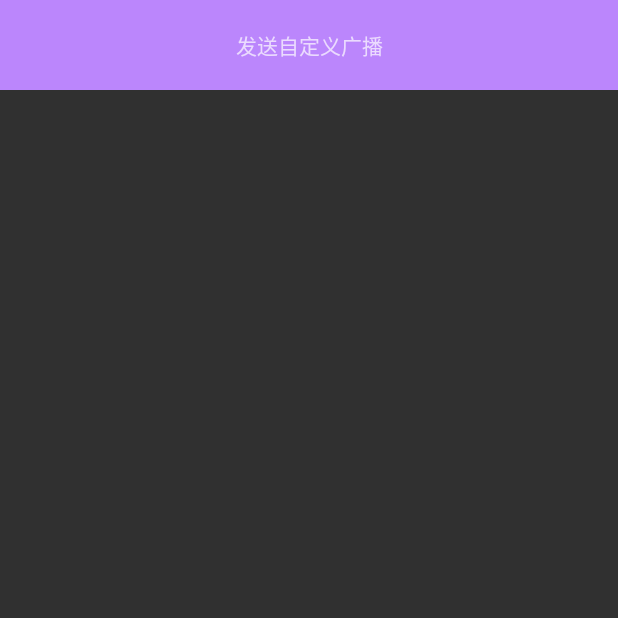
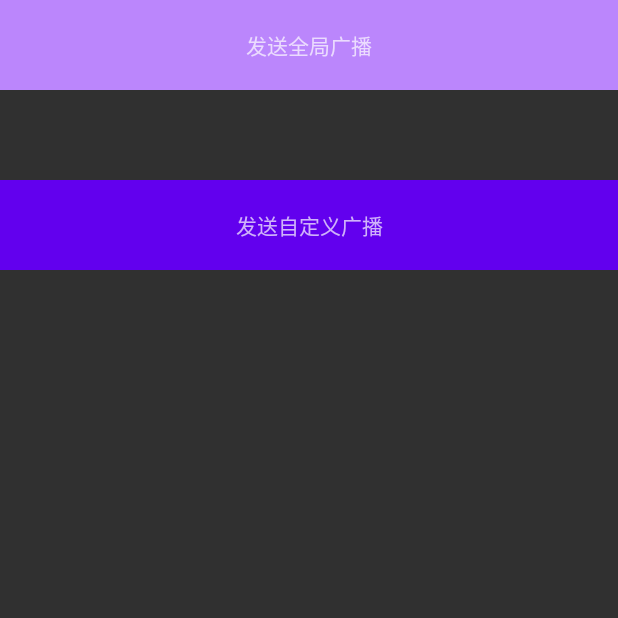
Before and after one commit to littleZhangqq/AndroidStudyPlan, an Android app: the BReceiveTest screen opened directly, with no data from a screen before it, after a tap on "发送自定义广播", on a phone screen of 412 x 824 dp, the top half of it. Run offline under Robolectric (Android 15) with nearby library versions, the phone set to English and light mode, and no system bars.

Commit message:
全局广播+自定义广播

```diff
--- a/app/src/main/AndroidManifest.xml
+++ b/app/src/main/AndroidManifest.xml
@@ -9,7 +9,8 @@
     <uses-permission android:name="android.permission.WRITE_EXTERNAL_STORAGE" />
     <!--申请获取开机提示权限    -->
     <uses-permission android:name="android.permission.RECEIVE_BOOT_COMPLETED"/>
-
+    <!--系统对话框权限-->
+    <uses-permission android:name="android.permission.SYSTEM_ALERT_WINDOW" />
     <application
         android:allowBackup="true"
         android:dataExtractionRules="@xml/data_extraction_rules"
@@ -60,6 +61,7 @@
             android:enabled="true">
             <intent-filter>
                 <action android:name="testBroadCast"/>
+                <action android:name="loginOther"/>
             </intent-filter>
         </receiver>
     </application>
--- a/app/src/main/java/com/example/studyplan/BReceiveTest.java
+++ b/app/src/main/java/com/example/studyplan/BReceiveTest.java
@@ -1,6 +1,7 @@
 package com.example.studyplan;
 
 import androidx.appcompat.app.AppCompatActivity;
+import androidx.localbroadcastmanager.content.LocalBroadcastManager;
 
 import android.content.Intent;
 import android.content.IntentFilter;
@@ -34,6 +35,24 @@ public class BReceiveTest extends AppCompatActivity {
             @Override
             public void onClick(View v) {
                 Intent intent = new Intent("testBroadCast");
+                intent.putExtra("message","你妈喊你回家吃饭了");
+                sendBroadcast(intent);
+            }
+        });
+
+        MyBroadCast local = new MyBroadCast();
+        IntentFilter filter1 = new IntentFilter("loginOther");
+
+        LocalBroadcastManager manger = LocalBroadcastManager.getInstance(this);
+        manger.registerReceiver(local,filter1);
+
+        //发送自定义广播
+        TextView tv1 = this.findViewById(R.id.sendDefineBr);
+        tv1.setClickable(true);
+        tv1.setOnClickListener(new View.OnClickListener() {
+            @Override
+            public void onClick(View v) {
+                Intent intent = new Intent("loginOther");
                 intent.setPackage(getPackageName());
                 intent.putExtra("message","你妈喊你回家吃饭了");
                 sendBroadcast(intent);
--- a/app/src/main/res/layout/activity_breceivetest.xml
+++ b/app/src/main/res/layout/activity_breceivetest.xml
@@ -4,15 +4,29 @@
     xmlns:tools="http://schemas.android.com/tools"
     android:layout_width="match_parent"
     android:layout_height="match_parent"
+    android:orientation="vertical"
     tools:context=".BReceiveTest">
 
     <TextView
         android:layout_width="match_parent"
         android:layout_height="60dp"
         android:background="@color/purple_200"
-        android:text="发送自定义广播"
+        android:text="发送全局广播"
         android:gravity="center"
         android:id="@+id/sendMyBr"
         />
 
+    <LinearLayout
+        android:layout_width="match_parent"
+        android:layout_height="60dp"/>
+
+    <TextView
+        android:layout_width="match_parent"
+        android:layout_height="60dp"
+        android:background="@color/purple_500"
+        android:text="发送自定义广播"
+        android:gravity="center"
+        android:id="@+id/sendDefineBr"
+        />
+
 </LinearLayout>
```
Also changed, not shown: app/src/main/java/Util/MyBroadCast.java (+6 -1 lines).
